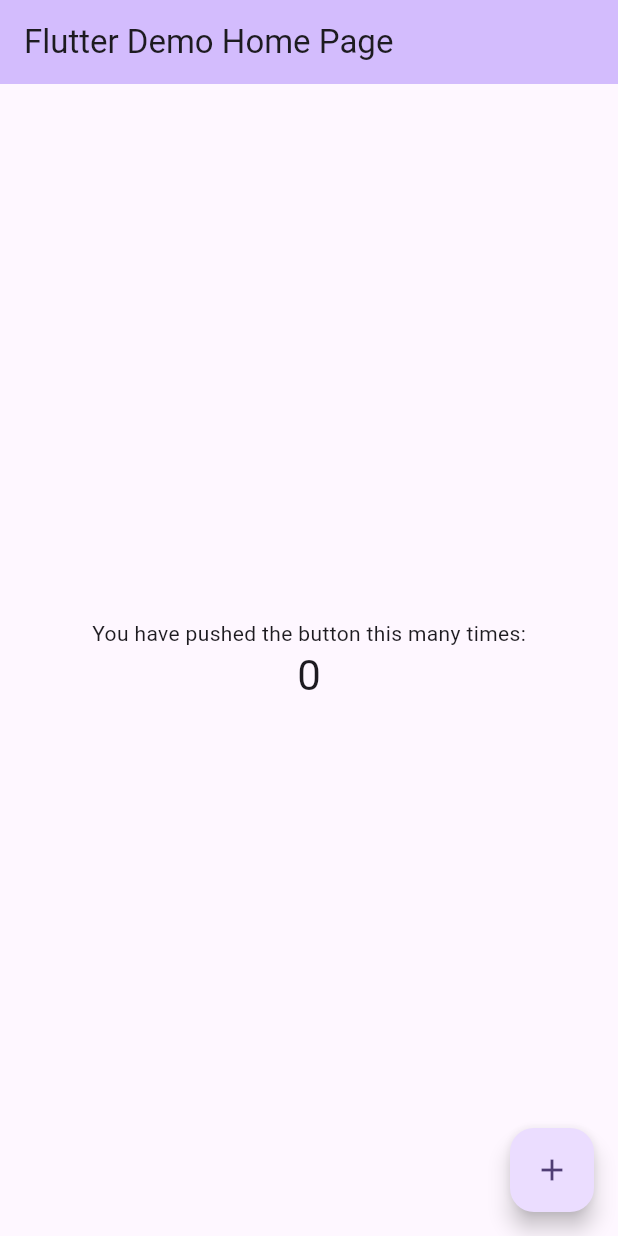
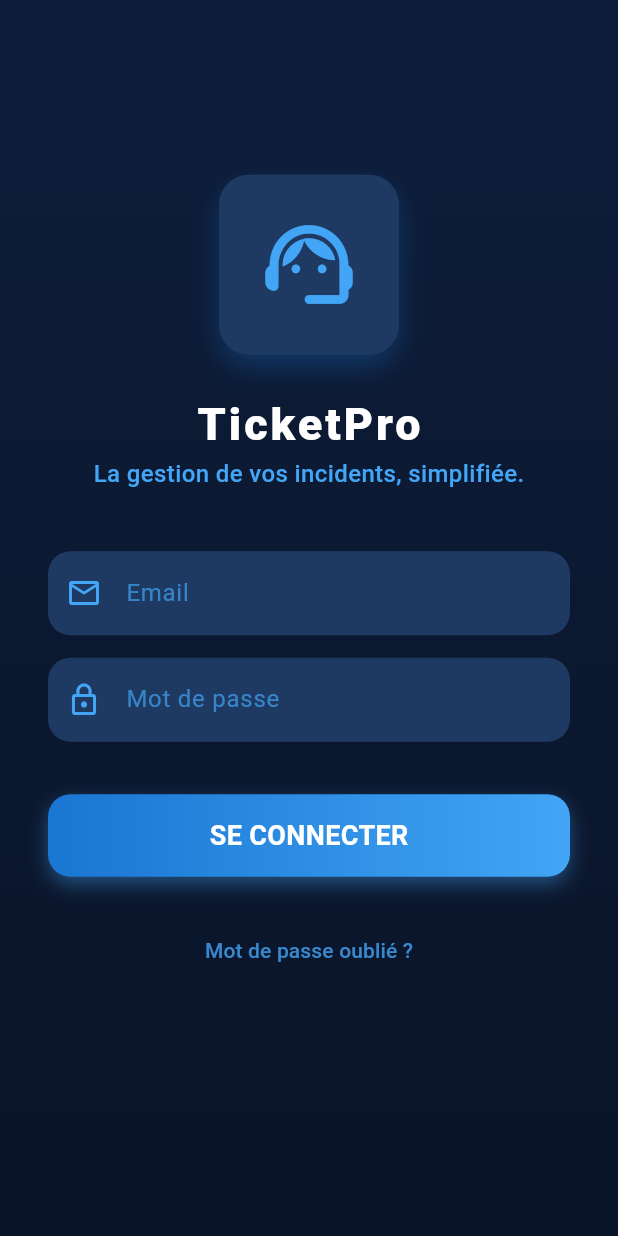
Before and after one commit to ayacherif624-cpu/Application-de-support-client-ticketing, a Flutter app: the screen it shows after launch, on a phone screen of 412 x 824 dp. Run offline on Flutter 3.47's test engine with Material 3 defaults, Android fonts, the phone set to English and light mode, and no system bars.

Commit message:
changement de main + ajouter la page de login

```diff
--- a/lib/main.dart
+++ b/lib/main.dart
@@ -1,122 +1,32 @@
+ // main.dart
+
 import 'package:flutter/material.dart';
+import 'package:application_de_support_client_ticketing/screens/login_screen.dart';
+import 'package:application_de_support_client_ticketing/styles/style.dart';
 
 void main() {
-  runApp(const MyApp());
+  runApp(const TicketApp());
 }
-//mini projet
-class MyApp extends StatelessWidget {
-  const MyApp({super.key});
 
-  // This widget is the root of your application.
+class TicketApp extends StatelessWidget {
+  const TicketApp({super.key});
+
   @override
   Widget build(BuildContext context) {
     return MaterialApp(
-      title: 'Flutter Demo',
+
+      title: 'TicketPro',
+      debugShowCheckedModeBanner: false,
       theme: ThemeData(
-        // This is the theme of your application.
-        //
-        // TRY THIS: Try running your application with "flutter run". You'll see
-        // the application has a purple toolbar. Then, without quitting the app,
-        // try changing the seedColor in the colorScheme below to Colors.green
-        // and then invoke "hot reload" (save your changes or press the "hot
-        // reload" button in a Flutter-supported IDE, or press "r" if you used
-        // the command line to start the app).
-        //
-        // Notice that the counter didn't reset back to zero; the application
-        // state is not lost during the reload. To reset the state, use hot
-        // restart instead.
-        //
-        // This works for code too, not just values: Most code changes can be
-        // tested with just a hot reload.
-        colorScheme: ColorScheme.fromSeed(seedColor: Colors.deepPurple),
+        primaryColor: primaryColor,
+        colorScheme: ColorScheme.fromSwatch().copyWith(
+          secondary: primaryColor,
+          background: darkColor,
+        ),
+        scaffoldBackgroundColor: darkColor,
+        useMaterial3: true,
       ),
-      home: const MyHomePage(title: 'Flutter Demo Home Page'),
+      home: const LoginScreen(),
     );
   }
 }
-
-class MyHomePage extends StatefulWidget {
-  const MyHomePage({super.key, required this.title});
-
-  // This widget is the home page of your application. It is stateful, meaning
-  // that it has a State object (defined below) that contains fields that affect
-  // how it looks.
-
-  // This class is the configuration for the state. It holds the values (in this
-  // case the title) provided by the parent (in this case the App widget) and
-  // used by the build method of the State. Fields in a Widget subclass are
-  // always marked "final".
-
-  final String title;
-
-  @override
-  State<MyHomePage> createState() => _MyHomePageState();
-}
-
-class _MyHomePageState extends State<MyHomePage> {
-  int _counter = 0;
-
-  void _incrementCounter() {
-    setState(() {
-      // This call to setState tells the Flutter framework that something has
-      // changed in this State, which causes it to rerun the build method below
-      // so that the display can reflect the updated values. If we changed
-      // _counter without calling setState(), then the build method would not be
-      // called again, and so nothing would appear to happen.
-      _counter++;
-    });
-  }
-
-  @override
-  Widget build(BuildContext context) {
-    // This method is rerun every time setState is called, for instance as done
-    // by the _incrementCounter method above.
-    //
-    // The Flutter framework has been optimized to make rerunning build methods
-    // fast, so that you can just rebuild anything that needs updating rather
-    // than having to individually change instances of widgets.
-    return Scaffold(
-      appBar: AppBar(
-        // TRY THIS: Try changing the color here to a specific color (to
-        // Colors.amber, perhaps?) and trigger a hot reload to see the AppBar
-        // change color while the other colors stay the same.
-        backgroundColor: Theme.of(context).colorScheme.inversePrimary,
-        // Here we take the value from the MyHomePage object that was created by
-        // the App.build method, and use it to set our appbar title.
-        title: Text(widget.title),
-      ),
-      body: Center(
-        // Center is a layout widget. It takes a single child and positions it
-        // in the middle of the parent.
-        child: Column(
-          // Column is also a layout widget. It takes a list of children and
-          // arranges them vertically. By default, it sizes itself to fit its
-          // children horizontally, and tries to be as tall as its parent.
-          //
-          // Column has various properties to control how it sizes itself and
-          // how it positions its children. Here we use mainAxisAlignment to
-          // center the children vertically; the main axis here is the vertical
-          // axis because Columns are vertical (the cross axis would be
-          // horizontal).
-          //
-          // TRY THIS: Invoke "debug painting" (choose the "Toggle Debug Paint"
-          // action in the IDE, or press "p" in the console), to see the
-          // wireframe for each widget.
-          mainAxisAlignment: MainAxisAlignment.center,
-          children: <Widget>[
-            const Text('You have pushed the button this many times:'),
-            Text(
-              '$_counter',
-              style: Theme.of(context).textTheme.headlineMedium,
-            ),
-          ],
-        ),
-      ),
-      floatingActionButton: FloatingActionButton(
-        onPressed: _incrementCounter,
-        tooltip: 'Increment',
-        child: const Icon(Icons.add),
-      ), // This trailing comma makes auto-formatting nicer for build methods.
-    );
-  }
-}
--- /dev/null
+++ b/lib/screens/login_screen.dart
@@ -0,0 +1,181 @@
+// screens.dart
+
+import 'package:flutter/material.dart';
+import 'package:application_de_support_client_ticketing/styles/style.dart';
+
+// 1. Conversion en StatefulWidget
+class LoginScreen extends StatefulWidget {
+  const LoginScreen({Key? key}) : super(key: key);
+
+  @override
+  State<LoginScreen> createState() => _LoginScreenState();
+}
+
+class _LoginScreenState extends State<LoginScreen> {
+  final _formKey = GlobalKey<FormState>();
+  String _email = '';
+  String _password = '';
+
+  void _submitForm() {
+    if (_formKey.currentState!.validate()) {
+      _formKey.currentState!.save();
+
+      print('Connexion réussie pour l\'email : $_email');
+
+
+    }
+  }
+
+  // Validation stricte du format de l'email (doit contenir @)
+  String? _validateEmail(String? value) {
+    if (value == null || value.isEmpty) {
+      return 'Veuillez entrer votre identifiant.';
+    }
+    // Expression régulière standard pour vérifier le format email
+    final emailRegExp = RegExp(r"^[a-zA-Z0-9.a-zA-Z0-9._%-]+@[a-zA-Z0-9.-]+\.[a-zA-Z]{2,4}$");
+
+    if (!emailRegExp.hasMatch(value)) {
+      return 'Veuillez entrer un email valide (doit contenir @).';
+    }
+    return null;
+  }
+
+  // Validation robuste du mot de passe
+  String? _validatePassword(String? value) {
+    if (value == null || value.isEmpty) {
+      return 'Veuillez entrer votre mot de passe.';
+    }
+    if (value.length < 8) {
+      return 'Le mot de passe doit contenir au moins 8 caractères.';
+    }
+
+    // RegEx pour vérifier:
+    // (?=.*[a-z]) : au moins une minuscule
+    // (?=.*[A-Z]) : au moins une majuscule
+    // (?=.*[0-9]) : au moins un chiffre
+    // (?=.*[!@#\$%^&*()_+]) : au moins un caractère spécial (liste personnalisée)
+    final passwordRegExp = RegExp(r'^(?=.*[a-z])(?=.*[A-Z])(?=.*[0-9])(?=.*[!@#\$%^&*()_+]).{8,}$');
+
+    if (!passwordRegExp.hasMatch(value)) {
+      return 'Le mot de passe doit inclure: majuscule, minuscule, chiffre et caractère spécial.';
+    }
+
+    return null;
+  }
+
+
+  @override
+  Widget build(BuildContext context) {
+    return Scaffold(
+      body: Container(
+        decoration: BoxDecoration(gradient: backgroundGradient),
+        child: Center(
+          child: SingleChildScrollView(
+            padding: const EdgeInsets.all(32.0),
+            child: Form(
+              key: _formKey,
+              child: Column(
+                mainAxisAlignment: MainAxisAlignment.center,
+                children: <Widget>[
+                  // 1. Logo Créatif
+                  Container(
+                    padding: EdgeInsets.all(25),
+                    decoration: BoxDecoration(
+                      color: surfaceColor,
+                      borderRadius: BorderRadius.circular(20),
+                      boxShadow: [
+                        BoxShadow(
+                          color: primaryColor.withOpacity(0.3),
+                          blurRadius: 15,
+                          offset: Offset(0, 8),
+                        ),
+                      ]
+                    ),
+                    child: Icon(
+                      Icons.support_agent_rounded,
+                      size: 70,
+                      color: secondaryColor,
+                    ),
+                  ),
+                  SizedBox(height: 25),
+                  Text(
+                    'TicketPro',
+                    style: titleStyle,
+                  ),
+                  Text(
+                    'La gestion de vos incidents, simplifiée.',
+                    style: subtitleStyle,
+                  ),
+                  SizedBox(height: 40),
+
+                  // 2. Champs de Saisie (avec Validators mis à jour)
+                  TextFormField(
+                    style: TextStyle(color: Colors.white),
+                    decoration: kInputDecoration('Email', Icons.email_outlined), // Changement d'icône pour l'email
+                    keyboardType: TextInputType.emailAddress,
+                    validator: _validateEmail, // Validation Email stricte
+                    onSaved: (value) {
+                      _email = value ?? '';
+                    },
+                  ),
+                  SizedBox(height: 15),
+                  TextFormField(
+                    obscureText: true,
+                    style: TextStyle(color: Colors.white),
+                    decoration: kInputDecoration('Mot de passe', Icons.lock_outline),
+                    validator: _validatePassword, // Validation Mot de Passe robuste
+                    onSaved: (value) {
+                      _password = value ?? '';
+                    },
+                  ),
+                  SizedBox(height: 35),
+
+                  // 3. Bouton "Se Connecter"
+                  Container(
+                    width: double.infinity,
+                    height: 55,
+                    decoration: BoxDecoration(
+                      borderRadius: BorderRadius.circular(15.0),
+                      gradient: buttonGradient,
+                      boxShadow: [
+                         BoxShadow(
+                          color: secondaryColor.withOpacity(0.4),
+                          blurRadius: 10,
+                          offset: Offset(0, 5),
+                        ),
+                      ],
+                    ),
+                    child: Material(
+                      color: Colors.transparent,
+                      child: InkWell(
+                        onTap: _submitForm,
+                        borderRadius: BorderRadius.circular(15.0),
+                        child: Center(
+                          child: Text(
+                            'SE CONNECTER',
+                            style: buttonTextStyle,
+                          ),
+                        ),
+                      ),
+                    ),
+                  ),
+
+                  SizedBox(height: 25),
+
+                  // 4. Liens secondaires
+                  TextButton(
+                    onPressed: () {},
+                    child: Text('Mot de passe oublié ?', style: TextStyle(color: secondaryColor.withOpacity(0.8))),
+                  ),
+
+                  SizedBox(height: 50),
+
+                ],
+              ),
+            ),
+          ),
+        ),
+      ),
+    );
+  }
+}
--- /dev/null
+++ b/lib/styles/style.dart
@@ -0,0 +1,83 @@
+// styles.dart
+
+import 'package:flutter/material.dart';
+
+// --- Palette de Couleurs Bleues Thématiques ---
+const Color primaryColor = Color(0xFF1976D2); // Bleu Principal (Action, Boutons)
+const Color secondaryColor = Color(0xFF42A5F5); // Bleu Vif (Accentuation, Icônes)
+const Color darkColor = Color(0xFF0D1D3A); // Fond Bleu Nuit Profond
+const Color surfaceColor = Color(0xFF1E3A63); // Surface des Champs
+
+// Couleurs de statut (adaptées au bleu)
+const Color successColor = Color(0xFF4CAF50); // Vert pour Résolu
+const Color warningColor = Color(0xFFFFC107); // Jaune pour En cours
+const Color dangerColor = Color(0xFFE53935); // Rouge pour Urgent
+const Color infoColor = Color(0xFF03A9F4); // Bleu Cyan pour Nouveau
+
+// --- Dégradé du bouton (Bleu Saphir vers Bleu Vif) ---
+const LinearGradient buttonGradient = LinearGradient(
+  colors: [Color(0xFF1976D2), Color(0xFF42A5F5)],
+  begin: Alignment.centerLeft,
+  end: Alignment.centerRight,
+);
+
+// --- Dégradé de Fond (Créatif/Profond) ---
+const LinearGradient backgroundGradient = LinearGradient(
+  colors: [Color(0xFF0D1D3A), Color(0xFF0A1428)], // Bleu Nuit Profond
+  begin: Alignment.topCenter,
+  end: Alignment.bottomCenter,
+);
+
+// --- Styles de Texte ---
+final TextStyle titleStyle = TextStyle(
+  color: Colors.white,
+  fontSize: 30.0,
+  fontWeight: FontWeight.w900,
+  letterSpacing: 2.0,
+);
+
+final TextStyle subtitleStyle = TextStyle(
+  color: secondaryColor,
+  fontSize: 16.0,
+  fontWeight: FontWeight.w500,
+);
+
+final TextStyle buttonTextStyle = TextStyle(
+  color: Colors.white,
+  fontSize: 18.0,
+  fontWeight: FontWeight.bold,
+);
+
+// --- Décoration des champs de saisie ---
+InputDecoration kInputDecoration(String labelText, IconData icon) {
+  return InputDecoration(
+    labelText: labelText,
+    labelStyle: TextStyle(color: secondaryColor.withOpacity(0.7)),
+    prefixIcon: Icon(icon, color: secondaryColor),
+    filled: true,
+    fillColor: surfaceColor,
+    border: OutlineInputBorder(
+      borderRadius: BorderRadius.circular(15.0), // Bordures plus arrondies
+      borderSide: BorderSide.none,
+    ),
+    focusedBorder: OutlineInputBorder(
+      borderRadius: BorderRadius.circular(15.0),
+      borderSide: BorderSide(color: secondaryColor, width: 2.0),
+    ),
+  );
+}
+
+Color getStatusColor(String status) {
+  switch (status.toLowerCase()) {
+    case 'résolu':
+      return successColor;
+    case 'en cours':
+      return warningColor;
+    case 'nouveau':
+      return infoColor;
+    case 'urgent':
+      return dangerColor;
+    default:
+      return Colors.grey;
+  }
+}
```
